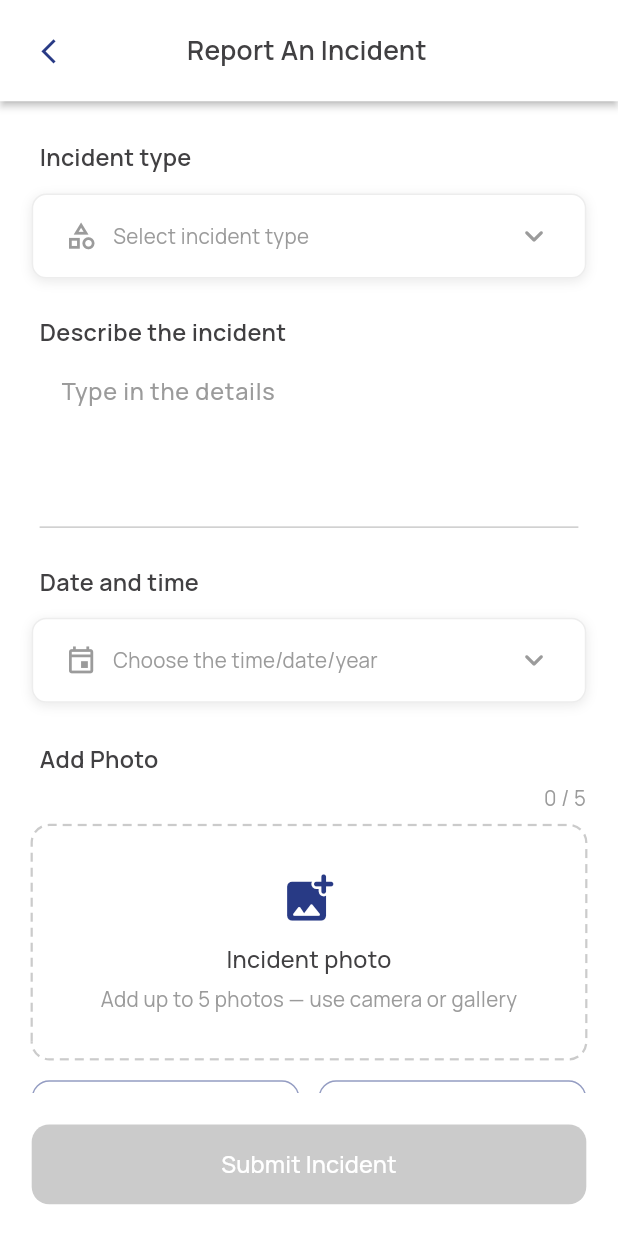
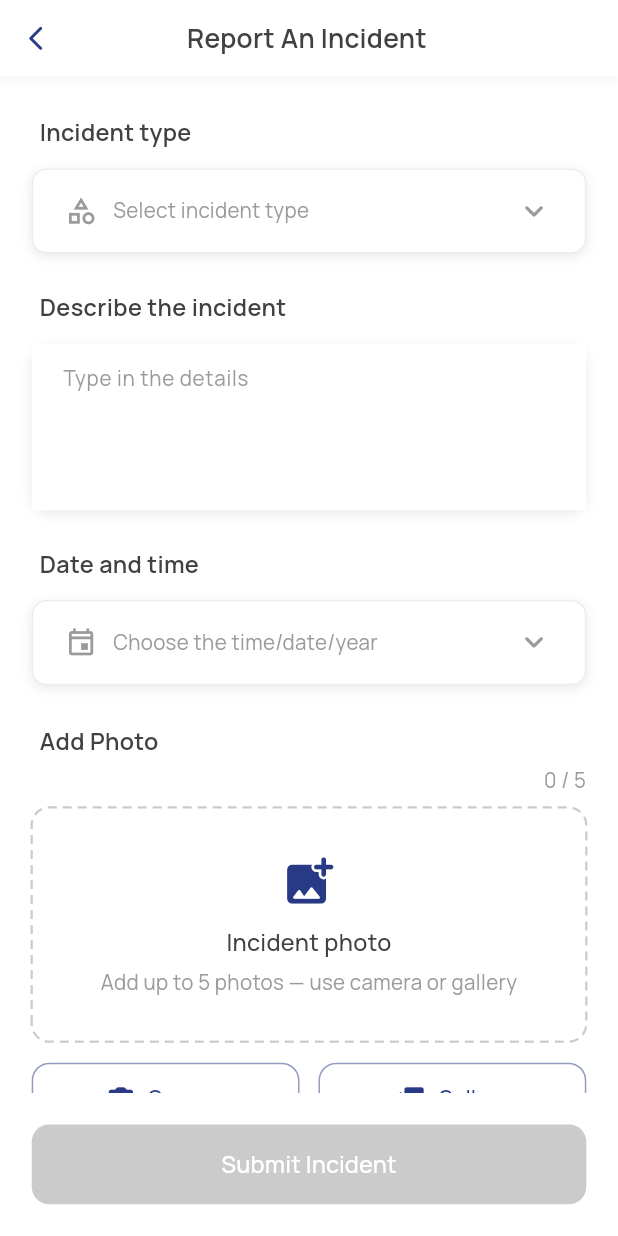
Before and after one commit to nicoss99/KipleGuard-Flutter, a Flutter app: the ReportingFormPage screen opened directly with empty values, on a phone screen of 412 x 824 dp. Run offline on Flutter 3.47's test engine with Material 3 defaults, Android fonts, the phone set to English and light mode, and no system bars; our stand-ins replace cached_network_image, calendar_date_picker2, camera, connectivity_plus, device_info_plus, dio and 14 more; missing offline and left inert: encrypt, google_mlkit_text_recognition, mobile_scanner; accounts and stored records are empty; project files that could hold a hidden picture were left out.

Commit message:
fix UI for report incident

```diff
--- a/lib/page/reporting/reporting_form_page.dart
+++ b/lib/page/reporting/reporting_form_page.dart
@@ -17,6 +17,7 @@ import '../../theme/app_text_style.dart';
 import '../../widget/api_failed_dialog.dart';
 import '../../widget/app_calendar_picker.dart';
 import '../../widget/modal_progress_hud.dart';
+import '../../widget/standard_primary_header.dart';
 import 'reporting_models.dart';
 import 'reporting_parsers.dart';
 import 'reporting_prefs.dart';
@@ -27,7 +28,6 @@ import 'widget/reporting_category_field.dart';
 import 'widget/reporting_category_sheet.dart';
 import 'widget/reporting_datetime_field.dart';
 import 'widget/reporting_description_field.dart';
-import 'widget/reporting_page_header.dart';
 import 'widget/reporting_photo_strip.dart';
 import 'widget/reporting_success_dialog.dart';
 
@@ -270,17 +270,17 @@ class _ReportingFormPageState extends ConsumerState<ReportingFormPage> {
   @override
   Widget build(BuildContext context) {
     return AnnotatedRegion<SystemUiOverlayStyle>(
-      value: const SystemUiOverlayStyle(
-        statusBarColor: Colors.transparent,
-        statusBarIconBrightness: Brightness.dark,
-      ),
+      value: standardPrimaryOverlayStyle(),
       child: ModalProgressHud(
         inAsyncCall: _submitting,
         child: Scaffold(
           backgroundColor: AppColor.white,
           body: Column(
             children: [
-              ReportingPageHeader(title: ReportingStrings.reportIncident),
+              StandardPrimaryHeader(
+                title: ReportingStrings.reportIncident,
+                onBack: () => context.pop(),
+              ),
               Expanded(
                 child: RefreshIndicator(
                   color: AppColor.primary,
--- a/lib/page/reporting/reporting_gate_page.dart
+++ b/lib/page/reporting/reporting_gate_page.dart
@@ -10,7 +10,7 @@ import 'reporting_models.dart';
 import 'reporting_pin_verifier.dart';
 import 'reporting_strings.dart';
 import '../../widget/guard_pin_dialog.dart';
-import 'widget/reporting_page_header.dart';
+import '../../widget/standard_primary_header.dart';
 
 /// Android `ReportingStep1Activity` — header + guard PIN dialog.
 class ReportingGatePage extends ConsumerStatefulWidget {
@@ -65,15 +65,15 @@ class _ReportingGatePageState extends ConsumerState<ReportingGatePage> {
   @override
   Widget build(BuildContext context) {
     return AnnotatedRegion<SystemUiOverlayStyle>(
-      value: const SystemUiOverlayStyle(
-        statusBarColor: Colors.transparent,
-        statusBarIconBrightness: Brightness.dark,
-      ),
+      value: standardPrimaryOverlayStyle(),
       child: Scaffold(
         backgroundColor: AppColor.white,
         body: Column(
           children: [
-            ReportingPageHeader(title: ReportingStrings.reportIncident),
+            StandardPrimaryHeader(
+              title: ReportingStrings.reportIncident,
+              onBack: () => context.pop(),
+            ),
             const Expanded(child: SizedBox.expand()),
           ],
         ),
--- a/lib/page/reporting/widget/reporting_description_field.dart
+++ b/lib/page/reporting/widget/reporting_description_field.dart
@@ -2,6 +2,7 @@ import 'package:flutter/material.dart';
 import 'package:flutter_screenutil/flutter_screenutil.dart';
 
 import '../../../theme/app_color.dart';
+import '../../../theme/app_radius.dart';
 import '../../../theme/app_text_style.dart';
 import 'reporting_section_label.dart';
 
@@ -25,37 +26,49 @@ class ReportingDescriptionField extends StatelessWidget {
 
   @override
   Widget build(BuildContext context) {
+    final borderColor = error
+        ? AppColor.red
+        : AppColor.greyBorder.withValues(alpha: 0.35);
+
     return Column(
-      crossAxisAlignment: CrossAxisAlignment.start,
+      crossAxisAlignment: CrossAxisAlignment.stretch,
       children: [
         ReportingSectionLabel(text: label, error: error),
-        Container(
-          width: double.infinity,
-          color: AppColor.white,
-          padding: EdgeInsets.symmetric(horizontal: 5.w),
+        SizedBox(height: 8.h),
+        DecoratedBox(
+          decoration: BoxDecoration(
+            color: AppColor.white,
+            borderRadius: BorderRadius.circular(AppRadius.md),
+            border: Border.all(color: borderColor, width: error ? 1.5 : 1),
+            boxShadow: [
+              BoxShadow(
+                color: Colors.black.withValues(alpha: 0.08),
+                blurRadius: 6,
+                offset: const Offset(0, 2),
+              ),
+            ],
+          ),
           child: TextField(
             controller: controller,
             focusNode: focusNode,
             maxLines: 5,
             minLines: 4,
-            style: AppTextStyle.subtitle.copyWith(color: AppColor.textPrimary),
+            style: AppTextStyle.body.copyWith(color: AppColor.textPrimary),
             decoration: InputDecoration(
               hintText: hint,
-              hintStyle: AppTextStyle.subtitle.copyWith(color: AppColor.textSecondary),
+              hintStyle: AppTextStyle.body.copyWith(color: AppColor.textSecondary),
               border: InputBorder.none,
               enabledBorder: InputBorder.none,
               focusedBorder: InputBorder.none,
-              contentPadding: EdgeInsets.all(10.w),
+              errorBorder: InputBorder.none,
+              focusedErrorBorder: InputBorder.none,
+              contentPadding: EdgeInsets.symmetric(horizontal: 16.w, vertical: 14.h),
               filled: true,
               fillColor: AppColor.white,
+              alignLabelWithHint: true,
             ),
             onChanged: onChanged,
           ),
-        ),
-        Container(
-          height: 1,
-          margin: EdgeInsets.symmetric(horizontal: 5.w),
-          color: error ? AppColor.red : AppColor.greyBorder,
         ),
       ],
     );
--- a/lib/page/reporting/widget/reporting_page_header.dart
+++ /dev/null
@@ -1,44 +0,0 @@
-import 'package:flutter/material.dart';
-import 'package:flutter_screenutil/flutter_screenutil.dart';
-import 'package:go_router/go_router.dart';
-
-import '../../../core/app_bar_title_format.dart';
-import '../../../theme/app_color.dart';
-import '../../../theme/app_text_style.dart';
-
-/// Android dashboard-style header card (`header` inside `CardView` elevation 2).
-class ReportingPageHeader extends StatelessWidget {
-  const ReportingPageHeader({super.key, required this.title});
-
-  final String title;
-
-  @override
-  Widget build(BuildContext context) {
-    return Material(
-      elevation: 2,
-      color: AppColor.white,
-      child: SafeArea(
-        bottom: false,
-        child: Padding(
-          padding: EdgeInsets.symmetric(horizontal: 8.w, vertical: 10.h),
-          child: Row(
-            children: [
-              IconButton(
-                icon: Icon(Icons.arrow_back_ios_new, size: 20.sp, color: AppColor.primary),
-                onPressed: () => context.pop(),
-              ),
-              Expanded(
-                child: Text(
-                  AppBarTitleFormat.format(title),
-                  textAlign: TextAlign.center,
-                  style: AppTextStyle.title.copyWith(fontSize: 18.sp),
-                ),
-              ),
-              SizedBox(width: 48.w),
-            ],
-          ),
-        ),
-      ),
-    );
-  }
-}
```
